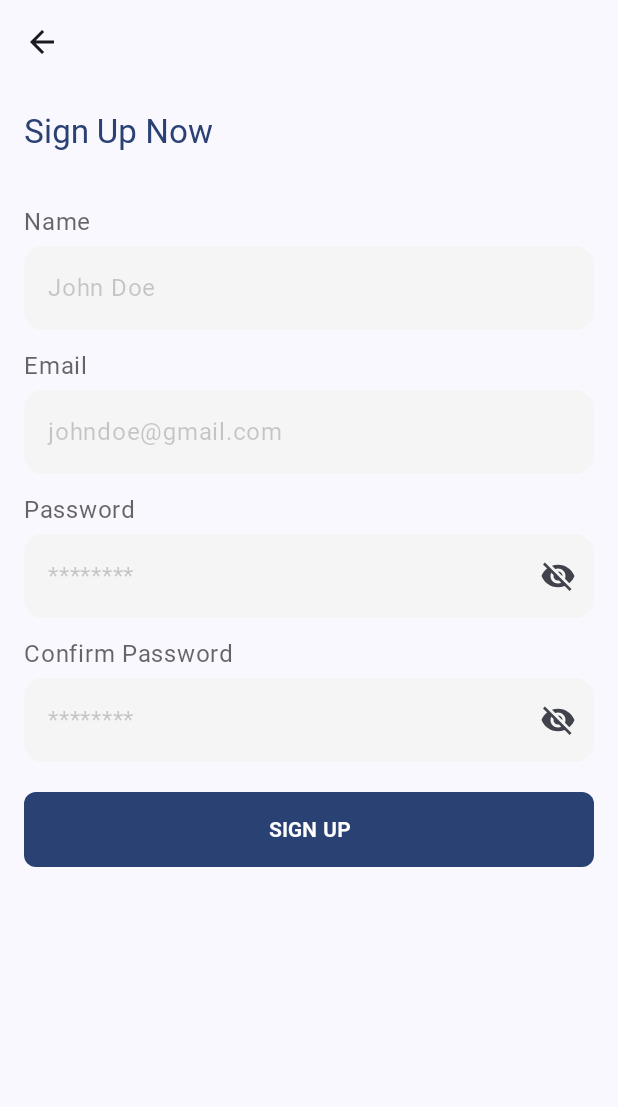
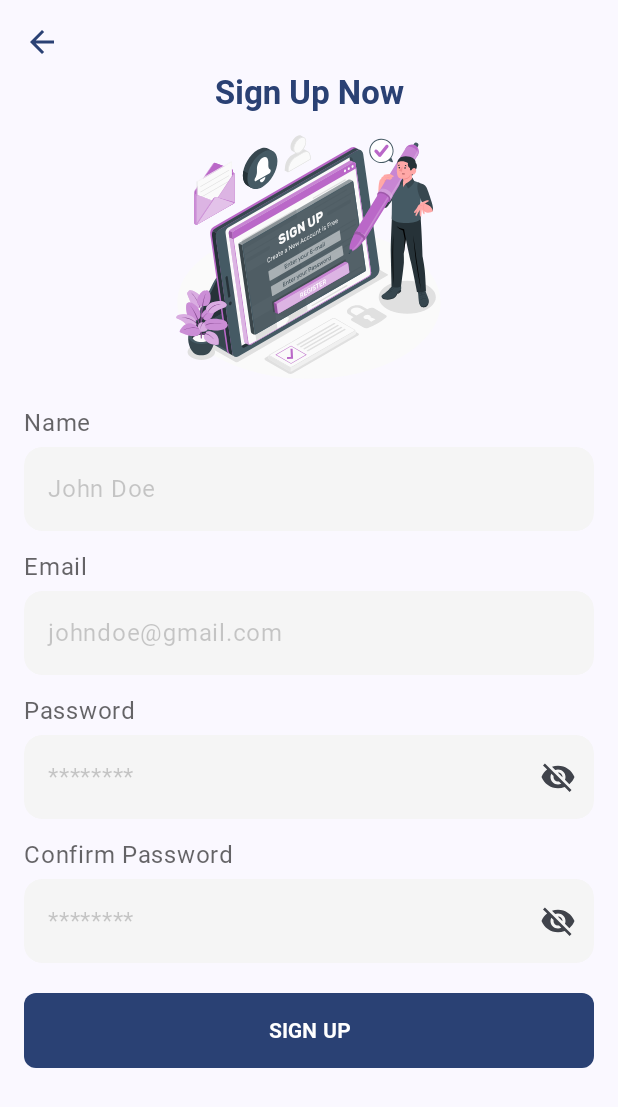
Before and after one commit to Bikcodeh/booksApp, an Android app built with Jetpack Compose: the signup_screen screen opened through its navigation route, on a phone screen of 412 x 824 dp. Shown: the top 1107 px of the screen. Run offline under Robolectric (Android 15) with nearby library versions, the phone set to English and light mode, and no system bars; our stand-ins replace constraintlayout-compose.

Commit message:
modify signup

```diff
--- a/app/src/main/java/com/bikcode/booksapp/ui/screens/register/RegisterScreen.kt
+++ b/app/src/main/java/com/bikcode/booksapp/ui/screens/register/RegisterScreen.kt
@@ -2,6 +2,7 @@ package com.bikcode.booksapp.ui.screens.register
 
 import android.content.res.Configuration.UI_MODE_NIGHT_NO
 import android.content.res.Configuration.UI_MODE_NIGHT_YES
+import androidx.compose.foundation.Image
 import androidx.compose.foundation.layout.Column
 import androidx.compose.foundation.layout.Spacer
 import androidx.compose.foundation.layout.fillMaxSize
@@ -23,6 +24,7 @@ import androidx.compose.runtime.Composable
 import androidx.compose.runtime.mutableStateOf
 import androidx.compose.runtime.remember
 import androidx.compose.ui.Modifier
+import androidx.compose.ui.res.painterResource
 import androidx.compose.ui.res.stringResource
 import androidx.compose.ui.text.font.FontWeight
 import androidx.compose.ui.text.style.TextAlign
@@ -46,31 +48,47 @@ fun RegisterScreen(onBack: () -> Unit) {
         val emailForm = remember { mutableStateOf("") }
         val passwordForm = remember { mutableStateOf("") }
         val confirmPasswordForm = remember { mutableStateOf("") }
-        val (backButton, title, form) = createRefs()
+        val (backButton, title, form, image) = createRefs()
         IconButton(modifier = Modifier
             .size(24.dp)
             .constrainAs(backButton) {
                 top.linkTo(parent.top)
                 start.linkTo(parent.start)
             }, onClick = { onBack() }) {
-            Icon(imageVector = Icons.AutoMirrored.Filled.ArrowBack, contentDescription = null)
+            Icon(
+                imageVector = Icons.AutoMirrored.Filled.ArrowBack,
+                contentDescription = null,
+                tint = MaterialTheme.colorScheme.primary
+            )
         }
+        Image(
+            modifier = Modifier
+                .fillMaxWidth()
+                .height(180.dp)
+                .constrainAs(image) {
+                    top.linkTo(title.bottom)
+                },
+            painter = painterResource(id = R.drawable.sign_up_amico),
+            contentDescription = null
+        )
         Text(
             text = stringResource(id = R.string.sign_up_title),
             style = MaterialTheme.typography.titleLarge,
+            textAlign = TextAlign.Center,
             modifier = Modifier
                 .constrainAs(title) {
-                    top.linkTo(backButton.bottom, 34.dp)
+                    top.linkTo(backButton.bottom, 8.dp)
                     start.linkTo(parent.start)
                 }
                 .fillMaxWidth(),
-            color = MaterialTheme.colorScheme.primary
+            color = MaterialTheme.colorScheme.primary,
+            fontWeight = FontWeight.Bold
         )
 
         Column(modifier = Modifier
             .fillMaxWidth()
             .constrainAs(form) {
-                top.linkTo(title.bottom, 34.dp)
+                top.linkTo(image.bottom, 14.dp)
                 width = Dimension.matchParent
             }
         ) {
@@ -114,6 +132,7 @@ fun RegisterScreen(onBack: () -> Unit) {
                     fontWeight = FontWeight.Bold
                 )
             }
+            Spacer(modifier = Modifier.height(100.dp))
         }
     }
 }
```
